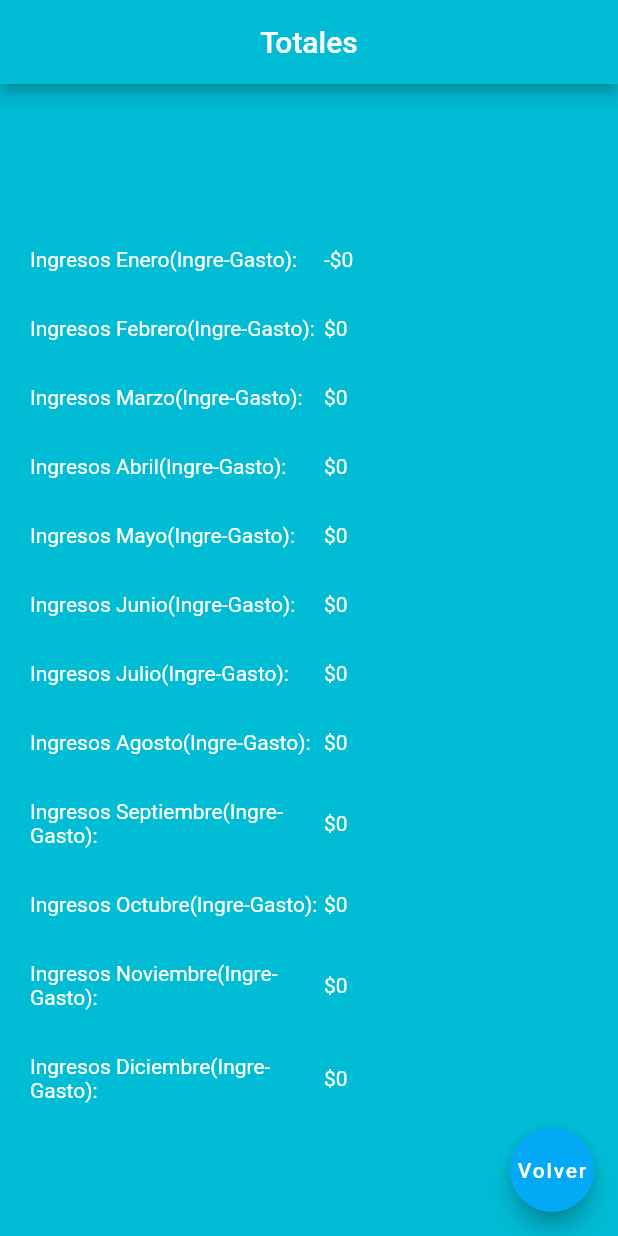
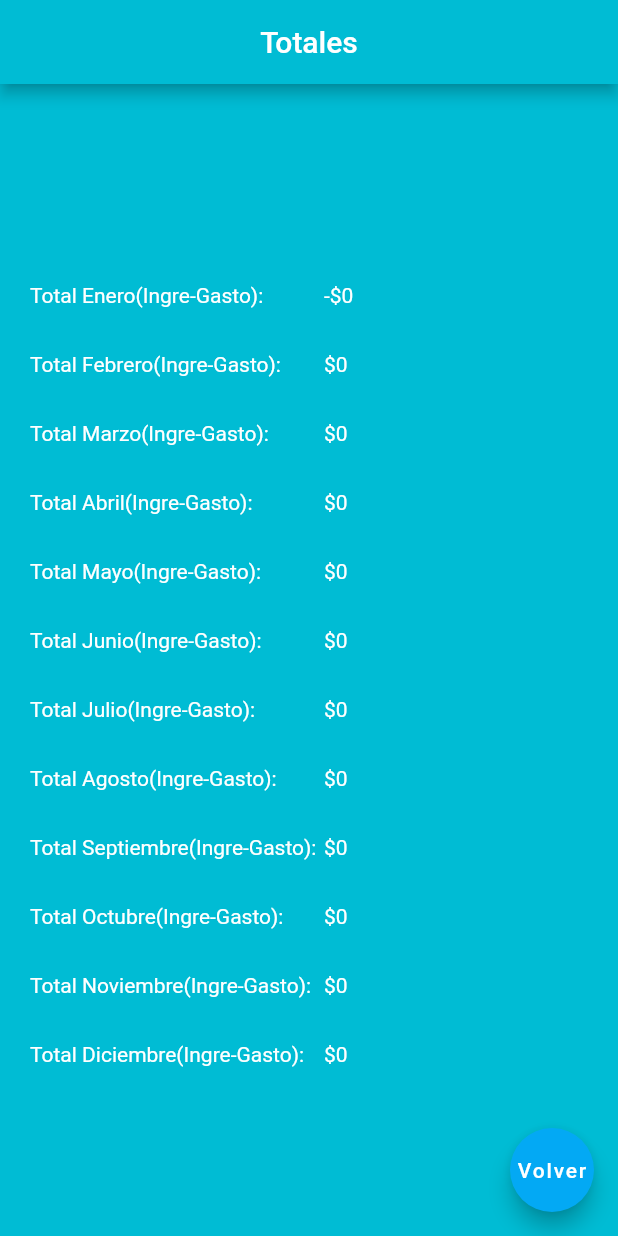
Before and after one commit to natsukis/expensesapp, a Flutter app: the TodayTotal2 screen opened directly, on a phone screen of 412 x 824 dp. Run offline on Flutter 3.47's test engine with Material 2 defaults, Android fonts, the phone set to English and light mode, and no system bars; our stand-ins replace csv, flutter_datetime_picker, permission_handler, sqflite; missing offline and left inert: downloads_path_provider; accounts and stored records are empty.

Commit message:
Try new things

```diff
--- /dev/null
+++ b/lib/model/totalpermonth.dart
@@ -0,0 +1,80 @@
+class TotalPerMonth {
+  int _year;
+
+  int _january = 0;
+  int _february = 0;
+  int _march = 0;
+  int _april = 0;
+  int _may = 0;
+  int _june = 0;
+  int _july = 0;
+  int _august = 0;
+  int _september = 0;
+  int _october = 0;
+  int _november = 0;
+  int _december = 0;
+
+  TotalPerMonth(
+      this._year,
+      this._january,
+      this._february,
+      this._march,
+      this._april,
+      this._may,
+      this._june,
+      this._july,
+      this._august,
+      this._september,
+      this._october,
+      this._november,
+      this._december);
+
+  int get year => _year;
+  int get january => _january;
+  int get february => _february;
+  int get march => _march;
+  int get april => _april;
+  int get may => _may;
+  int get june => _june;
+  int get july => _july;
+  int get august => _august;
+  int get september => _september;
+  int get october => _october;
+  int get november => _november;
+  int get december => _december;
+
+  Map<String, dynamic> toMap() {
+    var map = Map<String, dynamic>();
+    map["year"] = _year;
+    map["january"] = _january;
+    map["february"] = _february;
+    map["march"] = _march;
+    map["april"] = _april;
+    map["may"] = _may;
+    map["june"] = _june;
+    map["july"] = _july;
+    map["august"] = _august;
+    map["september"] = _september;
+    map["october"] = _october;
+    map["november"] = _november;
+    map["december"] = _december;
+
+    return map;
+  }
+
+  TotalPerMonth.fromObject(dynamic o) {
+    this._year = o["year"];
+    this._january = o["january"];
+    this._february = o["february"];
+    this._march = o["march"];
+    this._april = o["april"];
+    this._may = o["may"];
+    this._june = o["june"];
+    this._july = o["july"];
+    this._august = o["august"];
+    this._september = o["september"];
+    this._october = o["october"];
+    this._november = o["november"];
+    this._december = o["december"];
+  }
+}
--- a/lib/screens/expense/expensedetails.dart
+++ b/lib/screens/expense/expensedetails.dart
@@ -1,5 +1,6 @@
 import 'package:flutter/material.dart';
 import 'package:gastosapp/model/expense.dart';
+import 'package:gastosapp/model/totalpermonth.dart';
 import 'package:gastosapp/util/dbhelper.dart';
 import 'package:intl/intl.dart';
 import 'package:intl/number_symbols_data.dart';
--- a/lib/screens/total/todaytotal.dart
+++ b/lib/screens/total/todaytotal.dart
@@ -695,7 +695,7 @@ class TodayTotal2 extends StatelessWidget {
                       child: Column(children: <Widget>[
                         Row(children: <Widget>[
                           Expanded(
-                            child: Text("Ingresos Enero(Ingre-Gasto): ",
+                            child: Text("Total Enero(Ingre-Gasto): ",
                                 style: TextStyle(color: Colors.white)),
                           ),
                           Expanded(
@@ -712,7 +712,7 @@ class TodayTotal2 extends StatelessWidget {
                             padding: EdgeInsets.only(top: 30),
                             child: Row(children: <Widget>[
                               Expanded(
-                                  child: Text("Ingresos Febrero(Ingre-Gasto):",
+                                  child: Text("Total Febrero(Ingre-Gasto):",
                                       style: TextStyle(color: Colors.white))),
                               Expanded(
                                   child: Text(
@@ -728,7 +728,7 @@ class TodayTotal2 extends StatelessWidget {
                             padding: EdgeInsets.only(top: 30),
                             child: Row(children: <Widget>[
                               Expanded(
-                                  child: Text("Ingresos Marzo(Ingre-Gasto):",
+                                  child: Text("Total Marzo(Ingre-Gasto):",
                                       style: TextStyle(color: Colors.white))),
                               Expanded(
                                   child: Text(
@@ -744,7 +744,7 @@ class TodayTotal2 extends StatelessWidget {
                             padding: EdgeInsets.only(top: 30),
                             child: Row(children: <Widget>[
                               Expanded(
-                                  child: Text("Ingresos Abril(Ingre-Gasto):",
+                                  child: Text("Total Abril(Ingre-Gasto):",
                                       style: TextStyle(color: Colors.white))),
                               Expanded(
                                   child: Text(
@@ -760,7 +760,7 @@ class TodayTotal2 extends StatelessWidget {
                             padding: EdgeInsets.only(top: 30),
                             child: Row(children: <Widget>[
                               Expanded(
-                                  child: Text("Ingresos Mayo(Ingre-Gasto):",
+                                  child: Text("Total Mayo(Ingre-Gasto):",
                                       style: TextStyle(color: Colors.white))),
                               Expanded(
                                   child: Text(
@@ -776,7 +776,7 @@ class TodayTotal2 extends StatelessWidget {
                             padding: EdgeInsets.only(top: 30),
                             child: Row(children: <Widget>[
                               Expanded(
-                                  child: Text("Ingresos Junio(Ingre-Gasto):",
+                                  child: Text("Total Junio(Ingre-Gasto):",
                                       style: TextStyle(color: Colors.white))),
                               Expanded(
                                   child: Text(
@@ -792,7 +792,7 @@ class TodayTotal2 extends StatelessWidget {
                             padding: EdgeInsets.only(top: 30),
                             child: Row(children: <Widget>[
                               Expanded(
-                                  child: Text("Ingresos Julio(Ingre-Gasto):",
+                                  child: Text("Total Julio(Ingre-Gasto):",
                                       style: TextStyle(color: Colors.white))),
                               Expanded(
                                   child: Text(
@@ -808,7 +808,7 @@ class TodayTotal2 extends StatelessWidget {
                             padding: EdgeInsets.only(top: 30),
                             child: Row(children: <Widget>[
                               Expanded(
-                                  child: Text("Ingresos Agosto(Ingre-Gasto):",
+                                  child: Text("Total Agosto(Ingre-Gasto):",
                                       style: TextStyle(color: Colors.white))),
                               Expanded(
                                   child: Text(
@@ -825,7 +825,7 @@ class TodayTotal2 extends StatelessWidget {
                             child: Row(children: <Widget>[
                               Expanded(
                                   child: Text(
-                                      "Ingresos Septiembre(Ingre-Gasto):",
+                                      "Total Septiembre(Ingre-Gasto):",
                                       style: TextStyle(color: Colors.white))),
                               Expanded(
                                   child: Text(
@@ -841,7 +841,7 @@ class TodayTotal2 extends StatelessWidget {
                             padding: EdgeInsets.only(top: 30),
                             child: Row(children: <Widget>[
                               Expanded(
-                                  child: Text("Ingresos Octubre(Ingre-Gasto):",
+                                  child: Text("Total Octubre(Ingre-Gasto):",
                                       style: TextStyle(color: Colors.white))),
                               Expanded(
                                   child: Text(
@@ -858,7 +858,7 @@ class TodayTotal2 extends StatelessWidget {
                             child: Row(children: <Widget>[
                               Expanded(
                                   child: Text(
-                                      "Ingresos Noviembre(Ingre-Gasto):",
+                                      "Total Noviembre(Ingre-Gasto):",
                                       style: TextStyle(color: Colors.white))),
                               Expanded(
                                   child: Text(
@@ -875,7 +875,7 @@ class TodayTotal2 extends StatelessWidget {
                             child: Row(children: <Widget>[
                               Expanded(
                                   child: Text(
-                                      "Ingresos Diciembre(Ingre-Gasto):",
+                                      "Total Diciembre(Ingre-Gasto):",
                                       style: TextStyle(color: Colors.white))),
                               Expanded(
                                   child: Text(
```
Also changed, not shown: lib/screens/menu.dart (+5 -2 lines), lib/util/dbhelper.dart (+49 -5 lines).
